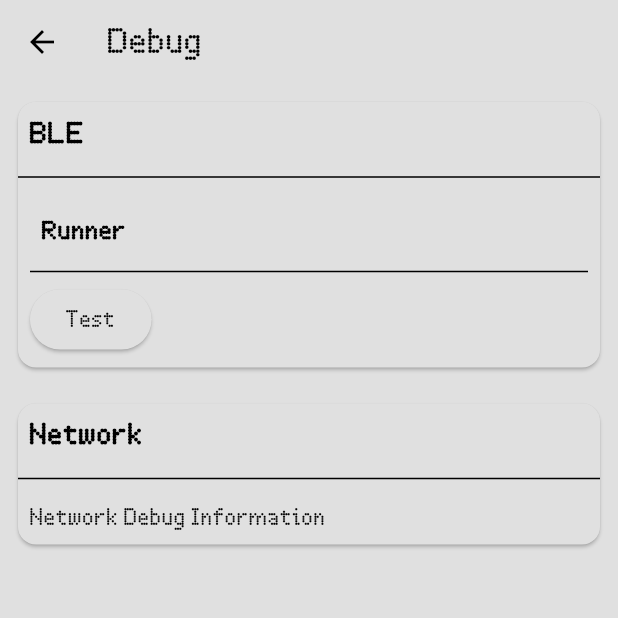
After one commit to mosaico-matrix/mosaico-client, a Flutter app: the DebugPage screen opened by its route, on a phone screen of 412 x 824 dp, the top half of it. The commit adds this screen. Run offline on Flutter 3.47's test engine with Material 3 defaults, Android fonts, the light colour scheme and no system bars; our stand-ins replace flutter_animate, flutter_blue_plus, flutter_slidable, fluttertoast, logger, lottie and 2 more; missing offline and left inert: dart:ffi, flutter_dropdown, tcp_client_dart, udp; accounts and stored records are empty.

Commit message:
Debug section

```diff
--- a/lib/configuration/routes.dart
+++ b/lib/configuration/routes.dart
@@ -2,6 +2,7 @@ import 'package:flutter/widgets.dart';
 import 'package:magicsquare/pages/widgets/boards_page.dart';
 
 import '../pages/controller_test_page.dart';
+import '../pages/debug.dart';
 import '../pages/widgets/text_page.dart';
 import '../pages/widgets/texts_page.dart';
 
@@ -12,6 +13,7 @@ class Routes {
   static const String images = '/images';
   static const String boards = '/boards';
   static const String controllerTest = '/controllerTest';
+  static const String debug = '/debug';
 
   static Map<String, WidgetBuilder> getRoutes() {
     return <String, WidgetBuilder>{
@@ -20,6 +22,7 @@ class Routes {
       images: (context) => TextsPage(),
       boards: (context) => BoardsPage(),
       controllerTest: (context) => ControllerTestPage(),
+      debug: (context) => DebugPage(),
     };
   }
 
--- a/lib/main.dart
+++ b/lib/main.dart
@@ -38,12 +38,6 @@ class HomePage extends StatelessWidget
 
   const HomePage({super.key});
 
-  void onPressed() async {
-     RunnerService.test();
-    // await BLEConnectionManager.searchAndConnectMatrix();
-    // print("Once here we are connected to the matrix or the matrix is not available.");
-  }
-
   @override
   Widget build(BuildContext context) {
     return Scaffold(
@@ -57,7 +51,9 @@ class HomePage extends StatelessWidget
             // Spacer
             const Spacer(),
 
-            ElevatedButton(onPressed: onPressed, child: const Text("Clicca qui")),
+            ElevatedButton(onPressed: () {
+              Navigator.pushNamed(context, Routes.debug);
+            }, child: Text("Debug")),
 
             // Main widgets
             const Padding(
--- a/lib/networking/ble_connection_manager.dart
+++ b/lib/networking/ble_connection_manager.dart
@@ -128,7 +128,8 @@ class BLEConnectionManager {
 
     // Start scanning w/ timeout
     await FlutterBluePlus.startScan(
-        withNames: [SERVICE_NAME],
+        //withNames: [SERVICE_NAME],
+        withServices: [MATRIX_WELCOME_SERVICE_UUID],
         timeout: const Duration(seconds: 15));
 
     // Wait for scan until end
--- /dev/null
+++ b/lib/pages/debug.dart
@@ -0,0 +1,129 @@
+import 'package:flutter/material.dart';
+import 'package:magicsquare/services/ble/runner_service.dart';
+
+void dumpData(data) {
+  print(data);
+}
+
+class DebugPage extends StatelessWidget {
+  @override
+  Widget build(BuildContext context) {
+    return Scaffold(
+      appBar: AppBar(
+        title: const Text('Debug'),
+      ),
+      body: SingleChildScrollView(
+        child: Column(
+          children: <Widget>[
+            DebugSection(
+              title: 'BLE',
+              content: BleSection(),
+            ),
+            DebugSection(
+              title: 'Network',
+              content: NetworkSection(),
+            ),
+          ],
+        ),
+      ),
+    );
+  }
+}
+
+class BleSection extends StatelessWidget {
+  @override
+  Widget build(BuildContext context) {
+    return Column(
+      children: <Widget>[
+
+        // Runner
+        DebugSubSection(title: "Runner", children: [
+          ElevatedButton(
+            onPressed: () {
+
+            },
+            child: const Text('Test'),
+          ),
+
+        ])
+      ],
+    );
+  }
+}
+
+class NetworkSection extends StatelessWidget {
+  @override
+  Widget build(BuildContext context) {
+    return const Column(
+      children: <Widget>[
+        Text('Network Debug Information'),
+      ],
+    );
+  }
+}
+
+class DebugSubSection extends StatelessWidget {
+  final String title;
+  final List<Widget> children;
+
+  DebugSubSection({required this.title, required this.children});
+
+  @override
+  Widget build(BuildContext context) {
+    return Column(
+      crossAxisAlignment: CrossAxisAlignment.start,
+      children: <Widget>[
+        Padding(
+          padding: const EdgeInsets.all(8.0),
+          child: Text(
+            title,
+            style: const TextStyle(
+              fontSize: 16,
+              fontWeight: FontWeight.bold,
+            ),
+          ),
+        ),
+        const Divider(),
+        ...children,
+      ],
+    );
+  }
+}
+
+
+
+class DebugSection extends StatelessWidget {
+  final String title;
+  final Widget content;
+
+  DebugSection({required this.title, required this.content});
+
+  @override
+  Widget build(BuildContext context) {
+    return Padding(
+      padding: const EdgeInsets.all(8.0),
+      child: Card(
+        child: Column(
+          crossAxisAlignment: CrossAxisAlignment.start,
+          children: <Widget>[
+            Padding(
+              padding: const EdgeInsets.all(8.0),
+              child: Text(
+                title,
+                style: const TextStyle(
+                  fontSize: 18,
+                  fontWeight: FontWeight.bold,
+                ),
+              ),
+            ),
+            const Divider(),
+            Padding(
+              padding: const EdgeInsets.all(8.0),
+              child: content,
+            ),
+          ],
+        ),
+      ),
+    );
+  }
+}
--- a/lib/services/ble/runner_service.dart
+++ b/lib/services/ble/runner_service.dart
@@ -5,24 +5,22 @@ import 'package:magicsquare/services/ble/base_service.dart';
 class RunnerService extends BaseService
 {
   // Characteristic UUIDs
-  static Guid ACTIVE_RUNNER = Guid("9d0e35da-bc0f-473e-a32c-25d33eaae17a"); // for now is TEST characteristic
+  static Guid ACTIVE_RUNNER = Guid(""); // for now is TEST characteristic
 
   /// Get the service required by this class
   static BluetoothService runnerBluetoothService()
   {
-    return BaseService.getService(Guid("d34fdcd0-83dd-4abe-9c16-1230e89ad2f2"));
+    return BaseService.getService(Guid(""));
   }
 
 
   /***************
    * Actual characteristic APIs *
    ***************/
-  static Future<dynamic> test() async {
-    return runnerBluetoothService().getCharacteristic(ACTIVE_RUNNER).write("TEST".codeUnits);
-  }
+
 
   static Future<dynamic> setRunner(int runner) async {
-    //return BaseService.getCharacteristic(SERVICE_UUID, ACTIVE_RUNNER).write(runner.toString().codeUnits);
+    return runnerBluetoothService().getCharacteristic(ACTIVE_RUNNER).write("TEST".codeUnits);
   }
 
   // static Future<dynamic> startRunner() async {
```
